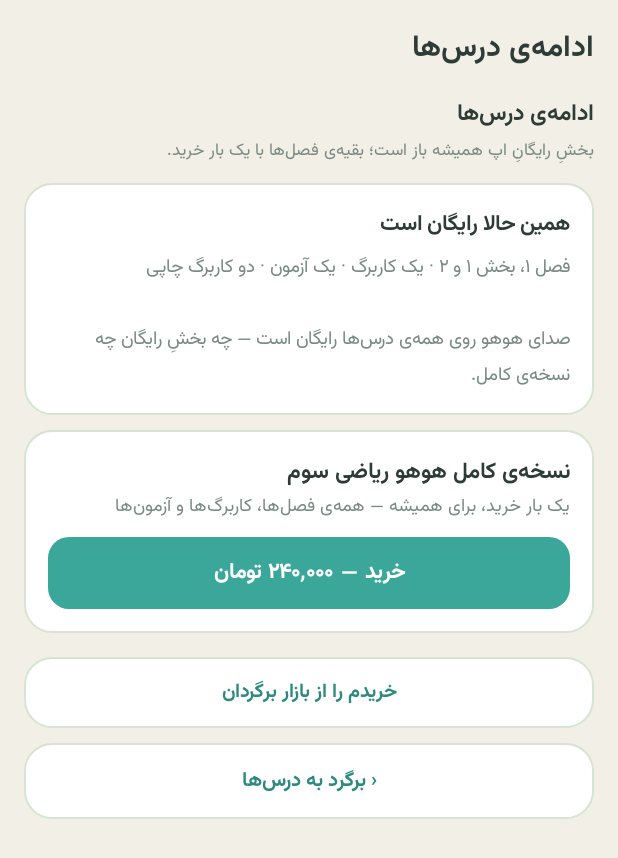
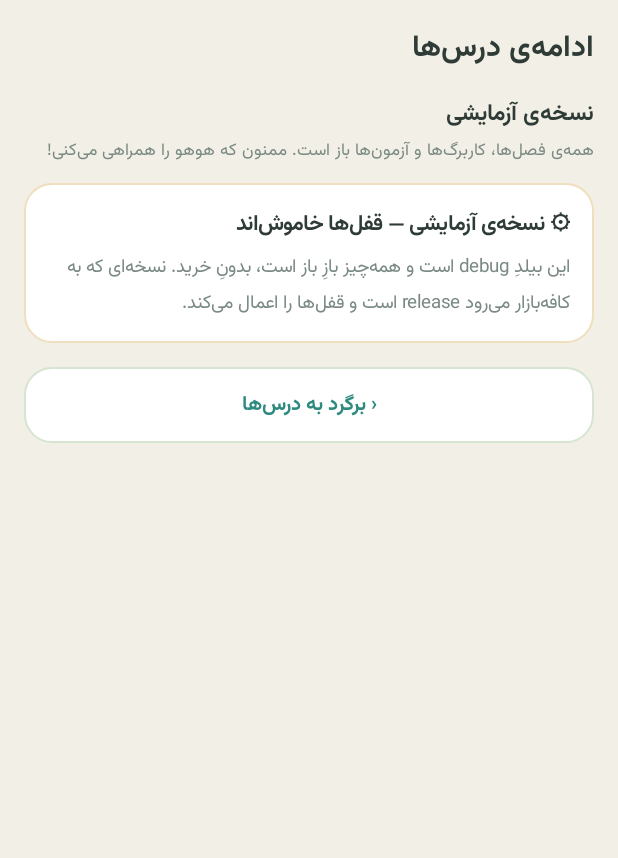
Before and after one commit to mojtaba-pourasghar/hohoapp_math_p3e, an Android app: the fragment PaywallFragment placed in its activity, on a phone screen of 412 x 824 dp. Shown: the top 858 px of the screen. Run offline under Robolectric (Android 15) with nearby library versions, the phone set to English and light mode, and no system bars; libraries missing offline, so code that uses them is left out: com.android.vending; pictures from the network do not load; 1 statement that could not run was skipped.

Commit message:
v1.19.0 — no locks in a debug build, locks in the release
Developing or testing a chapter should not mean buying it again on every
phone, and the lock is never the thing under test. So ENFORCE_LOCKS is a
buildConfigField: false in debug, true in release. Entitlement.unlocked() is
the only place that reads it, so «open in debug» cannot be true on one screen
and false on another.

The paywall and the parent panel say «نسخه‌ی آزمایشی — قفل‌ها خاموش‌اند» in such
a build rather than «خریده شده». A debug build claiming a purchase is a lie
that walks straight into a screenshot.

And the part that actually mattered: the workflow built assembleDebug and
published that. Tying the lock to the build type without changing it would
have shipped an APK to کافه‌بازار that hands the whole book out for nothing. It
now builds assembleRelease, and the collect step fails loudly if
app-release.apk is missing — an unsigned release comes out under a different
name and would otherwise have published the previous APK in silence.

A release build is also not signed with anything by default, unlike debug, so
when the signing secret is absent it falls back to the debug key: still the
wrong key for an update, but an APK that installs, and the build already warns
about the key in its own step.

Co-Authored-By: Claude Opus 5 <noreply@anthropic.com>
Claude-Session: https://claude.ai/code/session_01VJoTeLYJ8XwkANEyJ1C8VP

```diff
--- a/app/src/main/java/com/hoohoomath/app/billing/Entitlement.java
+++ b/app/src/main/java/com/hoohoomath/app/billing/Entitlement.java
@@ -2,6 +2,8 @@ package com.hoohoomath.app.billing;
 
 import android.content.Context;
 import android.content.SharedPreferences;
+
+import com.hoohoomath.app.BuildConfig;
 
 /**
  * Whether this phone has the subscription — the answer every locked screen asks for.
@@ -30,8 +32,25 @@ public final class Entitlement {
         return context.getApplicationContext().getSharedPreferences(PREFS, Context.MODE_PRIVATE);
     }
 
-    /** Everything beyond the free part is open. */
+    /**
+     * Whether the locks apply at all.
+     *
+     * They do not in a debug build: developing or testing a chapter should not mean buying it
+     * again on every phone, and the lock is never the thing under test. The release build — the
+     * one that goes to کافه‌بازار — enforces it. Set in app/build.gradle, one line per type.
+     */
+    public static boolean enforced() {
+        return BuildConfig.ENFORCE_LOCKS;
+    }
+
+    /**
+     * Everything beyond the free part is open.
+     *
+     * This is the one place the question is answered, so «off in debug» cannot be true on one
+     * screen and false on another.
+     */
     public static boolean unlocked(Context context) {
+        if (!enforced()) return true;
         SharedPreferences p = prefs(context);
         long until = p.getLong(KEY_UNTIL, 0);
         if (until == 0) return false;
--- a/app/src/main/java/com/hoohoomath/app/ui/screens/PaywallFragment.java
+++ b/app/src/main/java/com/hoohoomath/app/ui/screens/PaywallFragment.java
@@ -66,8 +66,12 @@ public class PaywallFragment extends BaseFragment {
         Bundle args = getArguments();
         String wanted = args != null ? args.getString("wanted", "") : "";
 
-        ((TextView) root.findViewById(R.id.chapter_title))
-            .setText(Entitlement.unlocked(requireContext()) ? "نسخه‌ی کامل فعال است" : "ادامه‌ی درس‌ها");
+        // a debug build has the locks off; saying «خریده شده» there would be a lie that is
+        // easy to carry into a screenshot
+        boolean testBuild = !Entitlement.enforced();
+        ((TextView) root.findViewById(R.id.chapter_title)).setText(
+            testBuild ? "نسخه‌ی آزمایشی"
+                : Entitlement.unlocked(requireContext()) ? "نسخه‌ی کامل فعال است" : "ادامه‌ی درس‌ها");
         ((TextView) root.findViewById(R.id.chapter_subtitle)).setText(
             Entitlement.unlocked(requireContext())
                 ? "همه‌ی فصل‌ها، کاربرگ‌ها و آزمون‌ها باز است. ممنون که هوهو را همراهی می‌کنی!"
@@ -77,6 +81,14 @@ public class PaywallFragment extends BaseFragment {
 
         LinearLayout list = root.findViewById(R.id.list_container);
         list.removeAllViews();
+
+        if (testBuild) {
+            list.addView(card("⚙ نسخه‌ی آزمایشی — قفل‌ها خاموش‌اند",
+                "این بیلدِ debug است و همه‌چیز بازِ باز است، بدونِ خرید. نسخه‌ای که به "
+                    + "کافه‌بازار می‌رود release است و قفل‌ها را اعمال می‌کند.", R.color.orange_border));
+            list.addView(backLink());
+            return;
+        }
 
         if (Entitlement.unlocked(requireContext())) {
             list.addView(card("✓ باز است",
```
Also changed, not shown: app/build.gradle (+18 -1 lines), app/src/main/java/com/hoohoomath/app/ui/screens/ParentPanelFragment.java (+6 -3 lines), 3 other files.
